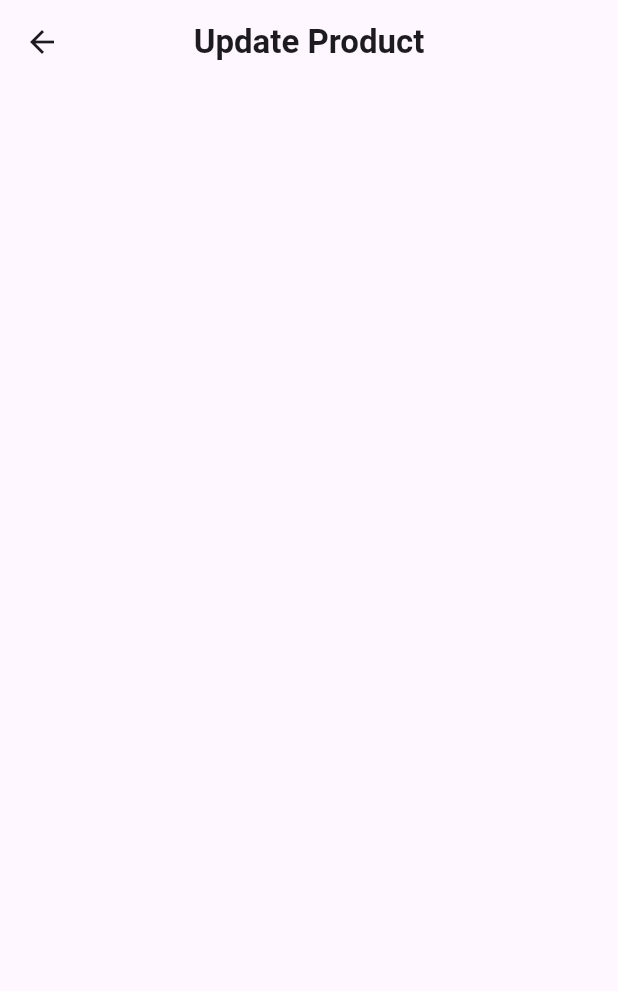
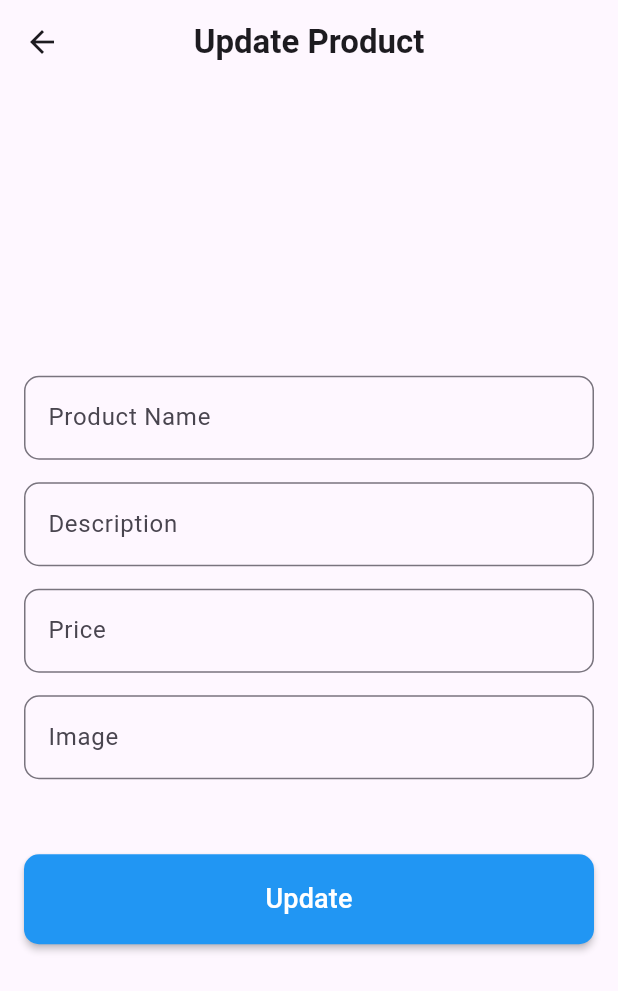
Before and after one commit to Mohamed123-r/Store_App, a Flutter app: the UpdateProductPage screen opened directly, on a phone screen of 412 x 824 dp. Shown: the top 991 px of the screen. Run offline on Flutter 3.47's test engine with Material 3 defaults, Android fonts, the phone set to English and light mode, and no system bars; network calls fail.

Commit message:
create update product body

```diff
--- a/lib/pages/update_product_page.dart
+++ b/lib/pages/update_product_page.dart
@@ -1,4 +1,6 @@
 import 'package:flutter/material.dart';
+import 'package:store/widgets/custom_button.dart';
+import 'package:store/widgets/custom_text_field.dart';
 
 class UpdateProductPage extends StatelessWidget {
   const UpdateProductPage({super.key});
@@ -13,6 +15,44 @@ class UpdateProductPage extends StatelessWidget {
           style: TextStyle(fontWeight: FontWeight.bold),
         ),
       ),
+      body: Center(
+        child: SingleChildScrollView(
+          child: Padding(
+            padding: const EdgeInsets.all(16.0),
+            child: Column(
+              children: [
+                CustomFormTextField(
+                  hintText: "Product Name ",
+                ),
+                const SizedBox(
+                  height: 15,
+                ),
+                CustomFormTextField(
+                  hintText: "Description ",
+                ),
+                const SizedBox(
+                  height: 15,
+                ),
+                CustomFormTextField(
+                  hintText: "Price ",
+                ),
+                const SizedBox(
+                  height: 15,
+                ),
+                CustomFormTextField(
+                  hintText: "Image ",
+                ),
+                const SizedBox(
+                  height: 50,
+                ),
+                const CustomButton(
+                  text: "Update",
+                ),
+              ],
+            ),
+          ),
+        ),
+      ),
     );
   }
 }
--- /dev/null
+++ b/lib/widgets/custom_button.dart
@@ -0,0 +1,30 @@
+import 'package:flutter/material.dart';
+
+class CustomButton extends StatelessWidget {
+  const CustomButton({
+    super.key,
+    required this.text,
+  });
+
+  final String text;
+
+  @override
+  Widget build(BuildContext context) {
+    return MaterialButton(
+      shape: RoundedRectangleBorder(
+        borderRadius: BorderRadius.circular(10),
+      ),
+      color: Colors.blue,
+      height: 60,
+      minWidth: double.infinity,
+      onPressed: () {},
+      child: Text(
+        text,
+        style: const TextStyle(
+          fontSize: 18,
+          color: Colors.white,
+        ),
+      ),
+    );
+  }
+}
--- /dev/null
+++ b/lib/widgets/custom_text_field.dart
@@ -0,0 +1,26 @@
+import 'package:flutter/material.dart';
+
+class CustomFormTextField extends StatelessWidget {
+  CustomFormTextField({super.key, this.onChanged, this.hintText});
+
+  Function(String)? onChanged;
+  String? hintText;
+
+  @override
+  Widget build(BuildContext context) {
+    return TextFormField(
+      validator: (data) {
+        if (data!.isEmpty) {
+          return "field id required";
+        }
+        return null;
+      },
+      onChanged: onChanged,
+      decoration: InputDecoration(
+          hintText: hintText,
+          border: OutlineInputBorder(
+            borderRadius: BorderRadius.circular(10),
+          )),
+    );
+  }
+}
```
